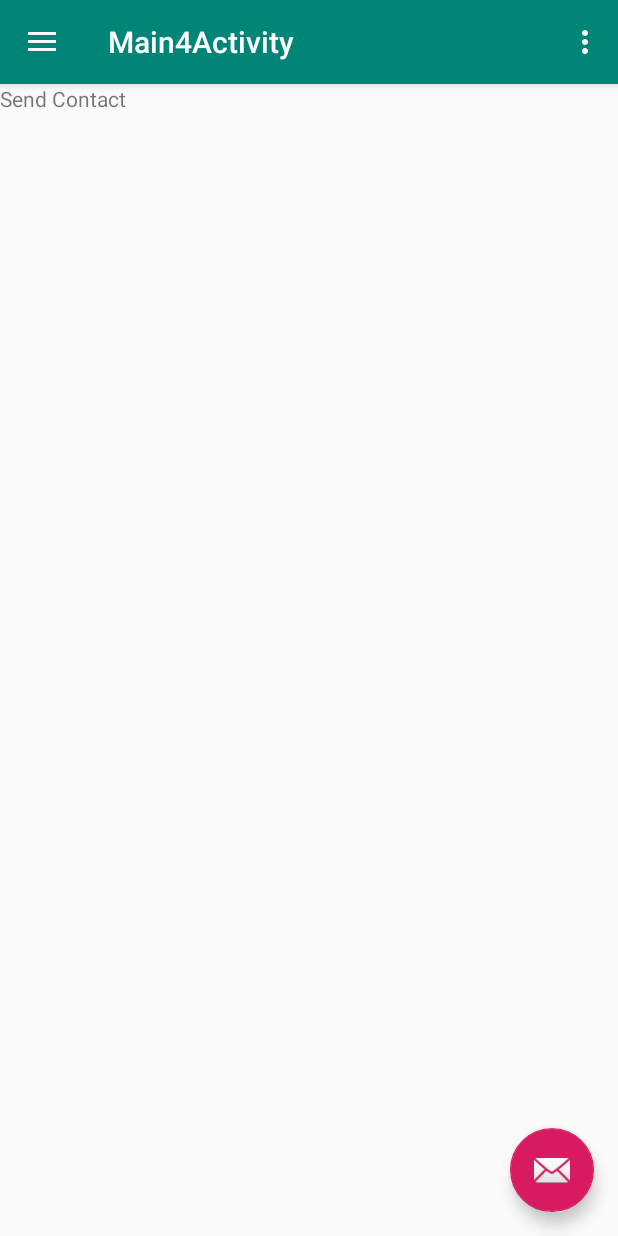
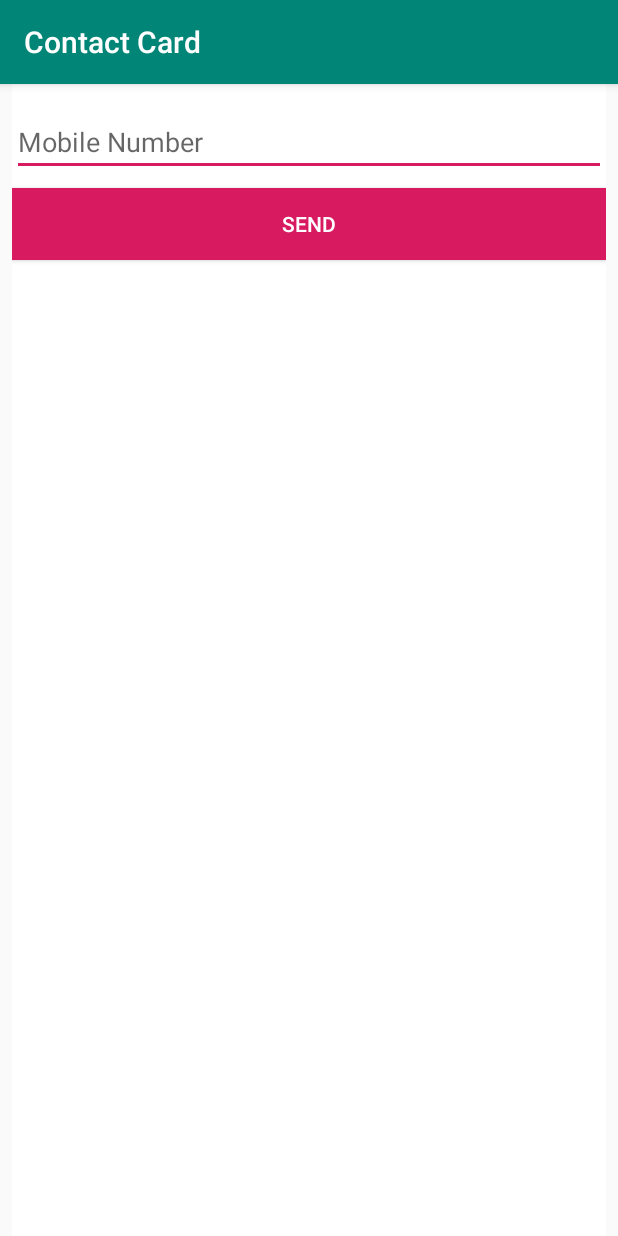
Before and after one commit to InvincibleSarthak/Contact-Sharing, an Android app: the Main4Activity screen opened directly, with no data from a screen before it, in the side drawer, after a tap on "Send Contact to New User", on a phone screen of 412 x 824 dp. Run offline under Robolectric (Android 15) with nearby library versions, the phone set to English and light mode, and no system bars.

Commit message:
Send Contact through message to new contact modified

```diff
--- a/app/src/main/AndroidManifest.xml
+++ b/app/src/main/AndroidManifest.xml
@@ -1,6 +1,7 @@
 <?xml version="1.0" encoding="utf-8"?>
 <manifest xmlns:android="http://schemas.android.com/apk/res/android"
     package="com.sarthaksharma.contactcard">
+    <uses-permission android:name="android.permission.SEND_SMS"/>
 
     <application
         android:allowBackup="true"
@@ -9,10 +10,11 @@
         android:roundIcon="@mipmap/ic_launcher_round"
         android:supportsRtl="true"
         android:theme="@style/AppTheme">
+        <activity android:name=".SendContact"></activity>
         <activity
             android:name=".Main4Activity"
             android:label="@string/title_activity_main4"
-            android:theme="@style/AppTheme.NoActionBar"></activity>
+            android:theme="@style/AppTheme.NoActionBar" />
         <activity android:name=".Main3Activity" />
         <activity android:name=".Main2Activity" />
         <activity android:name=".MainActivity">
--- a/app/src/main/java/com/sarthaksharma/contactcard/Main4Activity.java
+++ b/app/src/main/java/com/sarthaksharma/contactcard/Main4Activity.java
@@ -116,9 +116,8 @@ public class Main4Activity extends AppCompatActivity
             ft.commit();
 
         } else if (id == R.id.nav_send_new) {
-            FragmentTransaction ft = getSupportFragmentManager().beginTransaction();
-            ft.replace(R.id.flMain, new SendContactFragment());
-            ft.commit();
+            Intent intent = new Intent(this,SendContact.class);
+            startActivity(intent);
 
         } else if (id == R.id.nav_send_contact){
             //Opening Contacts
--- a/app/src/main/java/com/sarthaksharma/contactcard/SendContactFragment.java
+++ /dev/null
@@ -1,29 +0,0 @@
-package com.sarthaksharma.contactcard;
-
-
-import android.os.Bundle;
-import android.support.v4.app.Fragment;
-import android.view.LayoutInflater;
-import android.view.View;
-import android.view.ViewGroup;
-
-
-/**
- * A simple {@link Fragment} subclass.
- */
-public class SendContactFragment extends Fragment {
-
-
-    public SendContactFragment() {
-        // Required empty public constructor
-    }
-
-
-    @Override
-    public View onCreateView(LayoutInflater inflater, ViewGroup container,
-                             Bundle savedInstanceState) {
-        // Inflate the layout for this fragment
-        return inflater.inflate(R.layout.fragment_send_contact, container, false);
-    }
-
-}
--- /dev/null
+++ b/app/src/main/res/layout/activity_send_contact.xml
@@ -0,0 +1,42 @@
+<?xml version="1.0" encoding="utf-8"?>
+<LinearLayout xmlns:android="http://schemas.android.com/apk/res/android"
+    xmlns:app="http://schemas.android.com/apk/res-auto"
+    xmlns:tools="http://schemas.android.com/tools"
+    android:layout_width="match_parent"
+    android:layout_height="match_parent"
+    android:orientation="vertical"
+    android:layout_marginLeft="8dp"
+    android:layout_marginRight="8dp"
+    android:background="@android:color/white"
+    android:gravity="center_horizontal"
+    android:layout_centerHorizontal="true"
+    tools:context=".MainActivity">
+
+    <EditText
+        android:id="@+id/phone_number"
+        android:layout_width="match_parent"
+        android:layout_height="wrap_content"
+        android:layout_marginTop="16dp"
+        android:ems="10"
+        android:hint="@string/mobile_number"
+        android:inputType="phone"
+        android:textColor="@color/colorAccent"
+        app:layout_constraintEnd_toEndOf="parent"
+        app:layout_constraintStart_toStartOf="parent"
+        app:layout_constraintTop_toTopOf="parent" />
+
+    <Button
+        android:id="@+id/button"
+        android:layout_width="match_parent"
+        android:layout_height="wrap_content"
+        android:layout_marginTop="8dp"
+        android:text="@string/send_message"
+        android:textColor="@android:color/white"
+        android:onClick="sendMessage"
+        android:background="@color/colorAccent"
+        app:layout_constraintBottom_toBottomOf="parent"
+        app:layout_constraintEnd_toEndOf="parent"
+        app:layout_constraintHorizontal_bias="0.498"
+        app:layout_constraintStart_toStartOf="parent"
+        app:layout_constraintTop_toBottomOf="@+id/phone_number" />
+</LinearLayout>
--- a/app/src/main/res/layout/fragment_send_contact.xml
+++ /dev/null
@@ -1,14 +0,0 @@
-<?xml version="1.0" encoding="utf-8"?>
-<FrameLayout xmlns:android="http://schemas.android.com/apk/res/android"
-    xmlns:tools="http://schemas.android.com/tools"
-    android:layout_width="match_parent"
-    android:layout_height="match_parent"
-    tools:context=".SendContactFragment">
-
-    <!-- TODO: Update blank fragment layout -->
-    <TextView
-        android:layout_width="match_parent"
-        android:layout_height="match_parent"
-        android:text="Send Contact" />
-
-</FrameLayout>
--- a/app/src/main/res/values/strings.xml
+++ b/app/src/main/res/values/strings.xml
@@ -4,6 +4,7 @@
     <string name="otp">Enter OTP</string>
     <string name="login">LOGIN</string>
     <string name="send">GENERATE OTP</string>
+    <string name="send_message">SEND</string>
     <string name="welcome">Welcome,</string>
     <string name="sign_in">Sign in to continue</string>
     <string name="first_name">First Name</string>
@@ -11,6 +12,7 @@
     <string name="company">Company</string>
     <string name="new_contact">Send Contact to New User</string>
     <string name="company_title">Title</string>
+    <string name="message">Write a message!!</string>
     <string name="mobile_number">Mobile Number</string>
     <string name="e_mail_id">E-Mail Id</string>
     <string name="signUp">Sign Up</string>
```
Also changed, not shown: app/src/main/java/com/sarthaksharma/contactcard/SendContact.java (added, +64 -0 lines).
